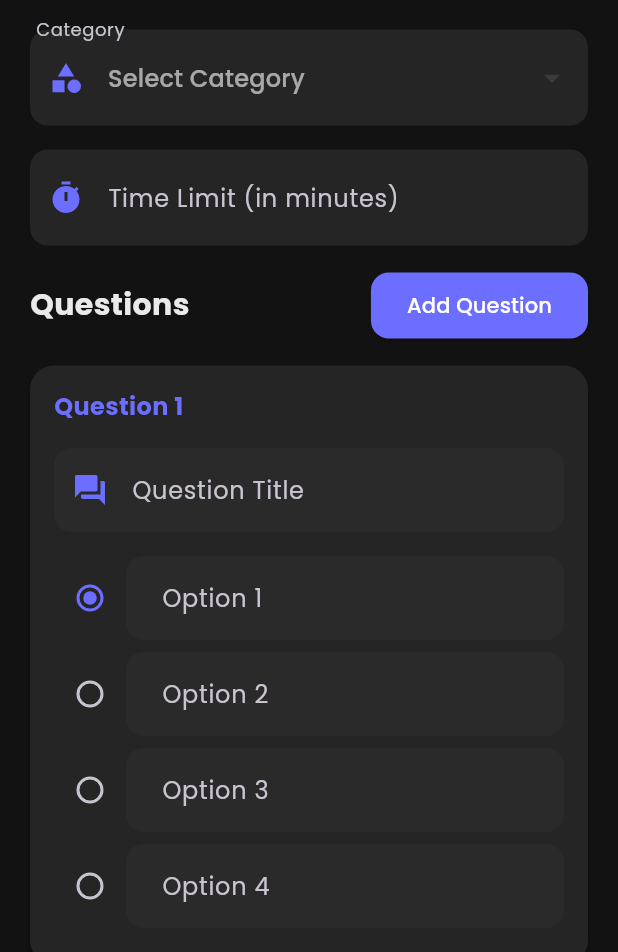
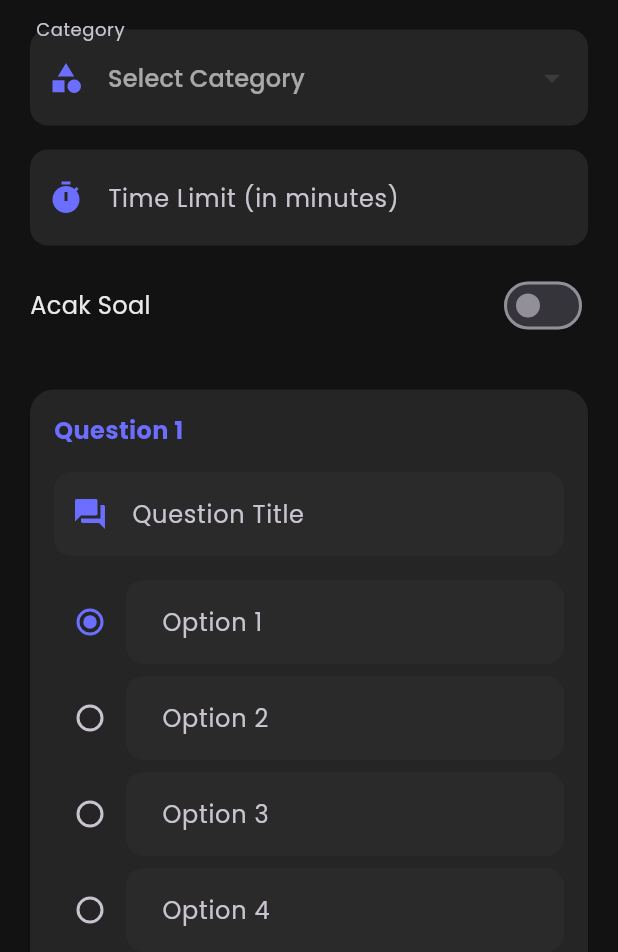
Before and after one commit to hadyaan/quizlatte-app, a Flutter app: the AddQuizScreen screen opened directly, on a phone screen of 412 x 824 dp, the part 284-1236 px from its top. Run offline on Flutter 3.47's test engine with Material 3 defaults, Android fonts, the phone set to English and light mode, and no system bars; our stand-ins replace cloud_firestore, firebase_auth, firebase_core, flutter_animate, flutter_login, google_fonts and 1 more; accounts and stored records are empty.

Commit message:
Menambahkan fitur pengacakan soal (Fisher-Yates Algoritm) pada quiz dan memperbarui tampilan untuk mendukung pengaturan ini.

```diff
--- a/lib/model/quiz.dart
+++ b/lib/model/quiz.dart
@@ -8,6 +8,7 @@ class Quiz {
   final List<Question> questions;
   final DateTime? createdAt;
   final DateTime? updatedAt;
+  final bool isShuffled;
 
   Quiz({
     required this.id,
@@ -17,6 +18,7 @@ class Quiz {
     required this.questions,
     this.createdAt,
     this.updatedAt,
+    this.isShuffled = false, // default
   });
 
   factory Quiz.fromMap(String id, Map<String, dynamic> map) {
@@ -30,6 +32,7 @@ class Quiz {
           .toList(),
       createdAt: map['createdAt']?.toDate(),
       updatedAt: map['updatedAt']?.toDate(),
+      isShuffled: map['isShuffled'] ?? false,
     );
   }
 
@@ -39,6 +42,7 @@ class Quiz {
       'categoryId': categoryId,
       'timeLimit': timeLImit,
       'questions': questions.map((e) => e.toMap()).toList(),
+      'isShuffled': isShuffled,
       if (isUpdate) 'updatedAt': DateTime.now(),
       'createdAt': createdAt,
     };
@@ -50,14 +54,18 @@ class Quiz {
     int? timeLimit,
     List<Question>? questions,
     DateTime? createdAt,
+    DateTime? updatedAt,
+    bool? isShuffled,
   }) {
     return Quiz(
       id: id,
       title: title ?? this.title,
       categoryId: categoryId ?? this.categoryId,
-      timeLImit: timeLimit ?? timeLImit, // <--------------------
+      timeLImit: timeLimit ?? this.timeLImit,
       questions: questions ?? this.questions,
-      createdAt: createdAt,
+      createdAt: createdAt ?? this.createdAt,
+      updatedAt: updatedAt ?? this.updatedAt,
+      isShuffled: isShuffled ?? this.isShuffled,
     );
   }
 }
--- a/lib/view/admin/add_quiz_screen.dart
+++ b/lib/view/admin/add_quiz_screen.dart
@@ -41,6 +41,7 @@ class _AddQuizScreenState extends State<AddQuizScreen> {
   bool _isLoading = false;
   String? _selectedCategoryId;
   List<QuestionFromItem> _questionsItems = [];
+  bool _isShuffled = false;
 
   @override
   void initState() {
@@ -119,6 +120,7 @@ class _AddQuizScreenState extends State<AddQuizScreen> {
               timeLImit: int.parse(_timeLimitController.text),
               questions: questions,
               createdAt: DateTime.now(),
+              isShuffled: _isShuffled,
             ).toMap(),
           );
 
@@ -282,30 +284,52 @@ class _AddQuizScreenState extends State<AddQuizScreen> {
                   },
                 ),
                 SizedBox(height: 16),
-                Column(
-                  crossAxisAlignment: CrossAxisAlignment.start,
-                  children: [
                 Row(
                   mainAxisAlignment: MainAxisAlignment.spaceBetween,
                   children: [
                     Text(
-                          'Questions',
+                      'Acak Soal',
                       style: TextStyle(
-                            fontSize: 20,
-                            fontWeight: FontWeight.bold,
+                        fontSize: 16,
                         color: AppTheme.textPrimaryColor,
                       ),
                     ),
-                        ElevatedButton.icon(
-                          onPressed: _addQuestion,
-                          label: Text("Add Question"),
-                          style: ElevatedButton.styleFrom(
-                            backgroundColor: AppTheme.primaryColor,
-                            foregroundColor: Colors.white,
-                          ),
+                    Switch(
+                      value: _isShuffled,
+                      activeColor: AppTheme.primaryColor,
+                      onChanged: (value) {
+                        setState(() {
+                          _isShuffled = value;
+                        });
+                      },
                     ),
                   ],
                 ),
+                SizedBox(height: 16),
+                Column(
+                  crossAxisAlignment: CrossAxisAlignment.start,
+                  children: [
+                    // Row(
+                    //   mainAxisAlignment: MainAxisAlignment.spaceBetween,
+                    //   children: [
+                    //     Text(
+                    //       'Questions',
+                    //       style: TextStyle(
+                    //         fontSize: 20,
+                    //         fontWeight: FontWeight.bold,
+                    //         color: AppTheme.textPrimaryColor,
+                    //       ),
+                    //     ),
+                    //     ElevatedButton.icon(
+                    //       onPressed: _addQuestion,
+                    //       label: Text("Add Question"),
+                    //       style: ElevatedButton.styleFrom(
+                    //         backgroundColor: AppTheme.primaryColor,
+                    //         foregroundColor: Colors.white,
+                    //       ),
+                    //     ),
+                    //   ],
+                    // ),
                     SizedBox(height: 16),
                     ..._questionsItems.asMap().entries.map((entry) {
                       final index = entry.key;
@@ -411,11 +435,21 @@ class _AddQuizScreenState extends State<AddQuizScreen> {
                         ),
                       );
                     }),
-                    SizedBox(height: 32),
-                    Center(
-                      child: SizedBox(
-                        height: 50,
-                        child: ElevatedButton(
+                    SizedBox(height: 24),
+                    Container(
+                      padding: EdgeInsets.all(10),
+                      child: Row(
+                        mainAxisAlignment: MainAxisAlignment.spaceBetween,
+                        children: [
+                          ElevatedButton.icon(
+                            onPressed: _addQuestion,
+                            label: Text("Add Question"),
+                            style: ElevatedButton.styleFrom(
+                              backgroundColor: AppTheme.primaryColor,
+                              foregroundColor: Colors.white,
+                            ),
+                          ),
+                          ElevatedButton(
                             onPressed: _isLoading ? null : _saveQuiz,
                             child: _isLoading
                                 ? SizedBox(
@@ -436,6 +470,7 @@ class _AddQuizScreenState extends State<AddQuizScreen> {
                                     ),
                                   ),
                           ),
+                        ],
                       ),
                     ),
                   ],
--- a/lib/view/user/quiz_result_screen.dart
+++ b/lib/view/user/quiz_result_screen.dart
@@ -9,12 +9,14 @@ class QuizResultScreen extends StatefulWidget {
   final int totalQuestions;
   final int correctAnswers;
   final Map<int, int?> selectedAnswer;
+  final List<int> questionOrder;
   const QuizResultScreen({
     super.key,
     required this.quiz,
     required this.totalQuestions,
     required this.correctAnswers,
     required this.selectedAnswer,
+    required this.questionOrder,
   });
 
   @override
@@ -304,10 +306,11 @@ class _QuizResultScreenState extends State<QuizResultScreen> {
                     ],
                   ),
                   SizedBox(height: 16),
-                  ...widget.quiz.questions.asMap().entries.map((entry) {
-                    final index = entry.key;
-                    final question = entry.value;
-                    final selectedAnswer = widget.selectedAnswer[index];
+                  ...widget.questionOrder.asMap().entries.map((entry) {
+                    final displayIndex = entry.key; // Posisi soal di sesi ini
+                    final actualIndex = entry.value; // Index asli dari soal
+                    final question = widget.quiz.questions[actualIndex];
+                    final selectedAnswer = widget.selectedAnswer[displayIndex];
                     final isCorrect =
                         selectedAnswer != null &&
                         selectedAnswer == question.correctOptionIndex;
@@ -350,7 +353,7 @@ class _QuizResultScreenState extends State<QuizResultScreen> {
                             ),
                           ),
                           title: Text(
-                            'Question ${index + 1}',
+                            'Question ${displayIndex + 1}',
                             style: TextStyle(
                               fontWeight: FontWeight.w600,
                               color: AppTheme.backgroundColor,
@@ -410,7 +413,7 @@ class _QuizResultScreenState extends State<QuizResultScreen> {
                     ).animate().slideX(
                       begin: 0.3,
                       duration: Duration(milliseconds: 300),
-                      delay: Duration(milliseconds: 100 * index),
+                      delay: Duration(milliseconds: 100 * displayIndex),
                     );
                   }).toList(),
                 ],
```
Also changed, not shown: lib/view/admin/edit_quiz_screen.dart (+27 -28 lines), lib/view/user/quiz_play_screen.dart (+40 -10 lines). Lines whose indentation alone changed are shown as unchanged.
